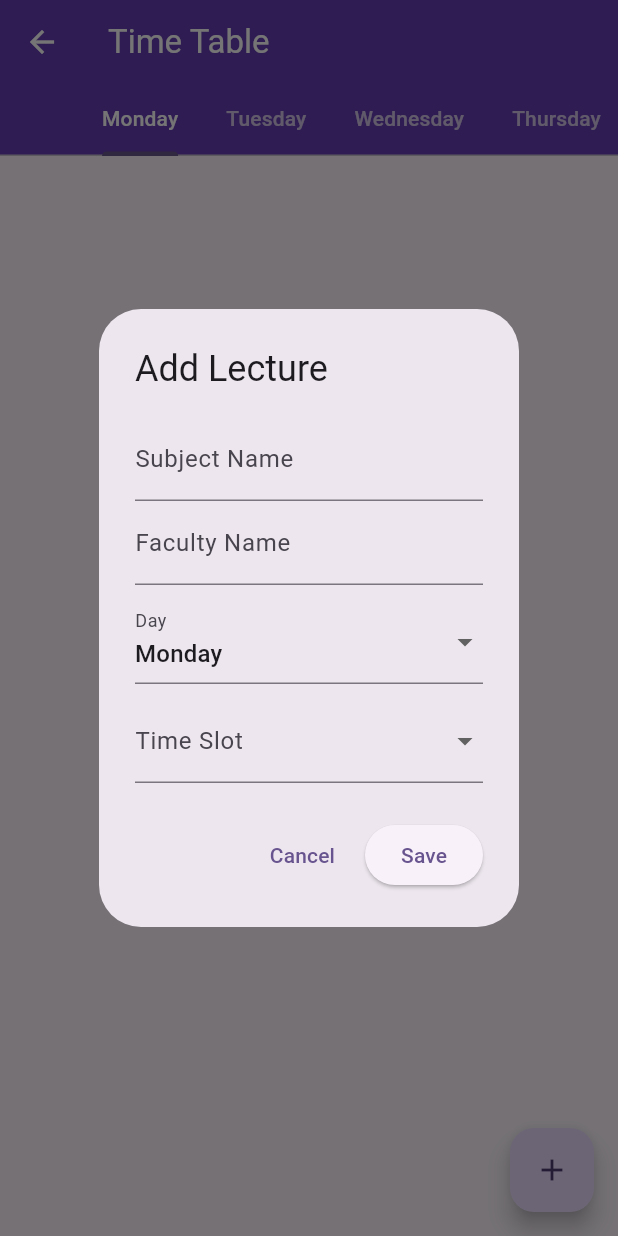
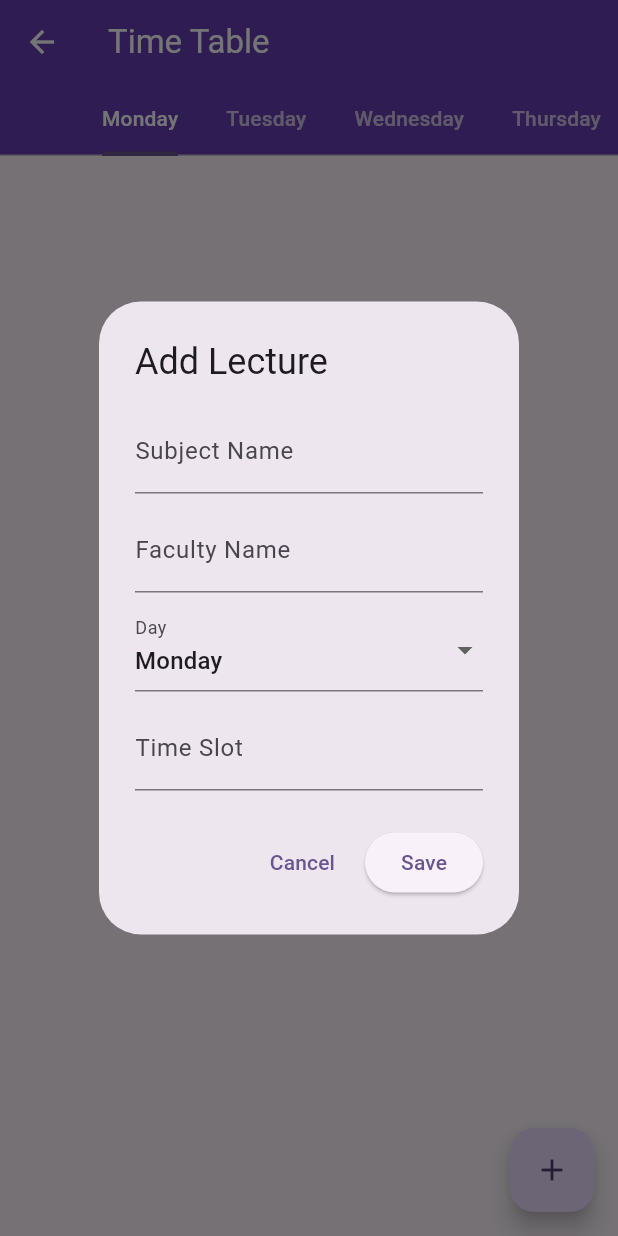
Before and after one commit to yashmakwana03/absent_message, a Flutter app: the TimeTableScreen screen opened directly, after a tap on the "add" icon, on a phone screen of 412 x 824 dp. Run offline on Flutter 3.47's test engine with Material 3 defaults, Android fonts, the phone set to English and light mode, and no system bars; our stand-ins replace shared_preferences, sqflite; accounts and stored records are empty.

Commit message:
user can now edit the time table

```diff
--- a/lib/screens/time_table_screen.dart
+++ b/lib/screens/time_table_screen.dart
@@ -36,18 +36,21 @@ class _TimeTableScreenState extends State<TimeTableScreen> with SingleTickerProv
         children: _days.map((day) => _DayScheduleView(day: day)).toList(),
       ),
       floatingActionButton: FloatingActionButton(
-        onPressed: () => _showAddLectureDialog(context),
+        // Add New Lecture
+        onPressed: () => _showLectureDialog(context, null),
         child: const Icon(Icons.add),
       ),
     );
   }
 
-  void _showAddLectureDialog(BuildContext context) {
+  // Unified function to show dialog for ADD or EDIT
+  void _showLectureDialog(BuildContext context, Map<String, dynamic>? existingLecture) {
     showDialog(
       context: context,
-      builder: (context) => AddLectureDialog(
+      builder: (context) => LectureDialog(
         initialDay: _days[_tabController.index],
-        onSave: () => setState(() {}), // Trigger rebuild to refresh list
+        existingLecture: existingLecture, // Pass null for Add, data for Edit
+        onSave: () => setState(() {}), // Refresh UI
       ),
     ).then((_) => setState(() {}));
   }
@@ -82,17 +85,41 @@ class _DayScheduleViewState extends State<_DayScheduleView> {
               margin: const EdgeInsets.symmetric(horizontal: 10, vertical: 5),
               child: ListTile(
                 leading: CircleAvatar(
-                  backgroundColor: Theme.of(context).colorScheme.primaryContainer,
-                  child: const Icon(Icons.class_, size: 20),
+                  backgroundColor: Theme.of(context).primaryColor.withOpacity(0.1),
+                  child: Icon(Icons.class_, size: 20, color: Theme.of(context).primaryColor),
                 ),
-                title: Text(lecture['subject']),
+                title: Text(lecture['subject'], style: const TextStyle(fontWeight: FontWeight.bold)),
                 subtitle: Text("${lecture['faculty']} (${lecture['timeSlot']})"),
-                trailing: IconButton(
-                  icon: Icon(Icons.delete, color: Theme.of(context).primaryColor),
-                  onPressed: () async {
-                    await DatabaseHelper.instance.deleteLecture(lecture['id']);
-                    setState(() {}); // Refresh list
-                  },
+
+                // You can still tap the whole card to edit if you want
+                onTap: () {
+                  context.findAncestorStateOfType<_TimeTableScreenState>()
+                      ?._showLectureDialog(context, lecture);
+                },
+
+                // --- CHANGED: Now shows Edit AND Delete icons ---
+                trailing: Row(
+                  mainAxisSize: MainAxisSize.min, // Important: Keeps the icons close together
+                  children: [
+                    // 1. Edit Button (Pencil)
+                    IconButton(
+                      icon: const Icon(Icons.edit, color: Colors.grey),
+                      tooltip: 'Edit Lecture',
+                      onPressed: () {
+                        context.findAncestorStateOfType<_TimeTableScreenState>()
+                            ?._showLectureDialog(context, lecture);
+                      },
+                    ),
+                    // 2. Delete Button (Trash)
+                    IconButton(
+                      icon: const Icon(Icons.delete, color: Colors.grey),
+                      tooltip: 'Delete Lecture',
+                      onPressed: () async {
+                        await DatabaseHelper.instance.deleteLecture(lecture['id']);
+                        setState(() {});
+                      },
+                    ),
+                  ],
                 ),
               ),
             );
@@ -103,45 +130,73 @@ class _DayScheduleViewState extends State<_DayScheduleView> {
   }
 }
 
-// --- ADD DIALOG (Adapted from your code) ---
-class AddLectureDialog extends StatefulWidget {
+// --- UNIFIED DIALOG (Handles both ADD and EDIT) ---
+class LectureDialog extends StatefulWidget {
   final String initialDay;
+  final Map<String, dynamic>? existingLecture; // If null -> Add Mode, Else -> Edit Mode
   final VoidCallback onSave;
 
-  const AddLectureDialog({super.key, required this.initialDay, required this.onSave});
+  const LectureDialog({
+    super.key,
+    required this.initialDay,
+    this.existingLecture,
+    required this.onSave
+  });
 
   @override
-  State<AddLectureDialog> createState() => _AddLectureDialogState();
+  State<LectureDialog> createState() => _LectureDialogState();
 }
 
-class _AddLectureDialogState extends State<AddLectureDialog> {
+class _LectureDialogState extends State<LectureDialog> {
   final _subjectController = TextEditingController();
   final _facultyController = TextEditingController();
+  final _timeController = TextEditingController(); // Changed to Controller for custom input
   String? _selectedDay;
-  String? _selectedTime;
 
   final List<String> _days = ['Monday', 'Tuesday', 'Wednesday', 'Thursday', 'Friday'];
-  final List<String> _timeSlots = [
-    '08:00-08:55', '08:55-09:45',
-    '10:00-10:50', '10:50-11:40',
-    '12:30-01:20', '01:20-02:10'
-  ];
 
   @override
   void initState() {
     super.initState();
-    _selectedDay = widget.initialDay;
+
+    if (widget.existingLecture != null) {
+      // --- EDIT MODE: Pre-fill data ---
+      _subjectController.text = widget.existingLecture!['subject'];
+      _facultyController.text = widget.existingLecture!['faculty'];
+      _timeController.text = widget.existingLecture!['timeSlot'];
+      _selectedDay = widget.existingLecture!['day'];
+    } else {
+      // --- ADD MODE: Defaults ---
+      _selectedDay = widget.initialDay;
+    }
   }
 
   Future<void> _save() async {
-    if (_subjectController.text.isEmpty || _selectedTime == null) return;
+    if (_subjectController.text.isEmpty || _timeController.text.isEmpty) return;
 
-    await DatabaseHelper.instance.createLecture({
+    final data = {
       'day': _selectedDay,
-      'timeSlot': _selectedTime,
+      'timeSlot': _timeController.text, // Save custom text
       'subject': _subjectController.text,
       'faculty': _facultyController.text,
-    });
+    };
+
+    if (widget.existingLecture == null) {
+      // CREATE
+      await DatabaseHelper.instance.createLecture(data);
+    } else {
+      // UPDATE (We need to add an update function to DatabaseHelper first, see below)
+      // For now, since update isn't in your helper, we do a trick: Delete & Re-create
+      // Ideally, add an update method to your DB helper.
+      // Assuming you might not have 'updateLecture', here is the workaround:
+
+      // Option A: If you added updateLecture(id, map) to helper:
+      // await DatabaseHelper.instance.updateLecture(widget.existingLecture!['id'], data);
+
+      // Option B: Delete old and Create new (Fastest fix without changing DB helper)
+      await DatabaseHelper.instance.deleteLecture(widget.existingLecture!['id']);
+      await DatabaseHelper.instance.createLecture(data);
+    }
 
     widget.onSave();
     if (mounted) Navigator.pop(context);
@@ -149,8 +204,10 @@ class _AddLectureDialogState extends State<AddLectureDialog> {
 
   @override
   Widget build(BuildContext context) {
+    bool isEdit = widget.existingLecture != null;
+
     return AlertDialog(
-      title: const Text('Add Lecture'),
+      title: Text(isEdit ? 'Edit Lecture' : 'Add Lecture'),
       content: SingleChildScrollView(
         child: Column(
           mainAxisSize: MainAxisSize.min,
@@ -159,11 +216,14 @@ class _AddLectureDialogState extends State<AddLectureDialog> {
               controller: _subjectController,
               decoration: const InputDecoration(labelText: 'Subject Name'),
             ),
+            const SizedBox(height: 10),
             TextField(
               controller: _facultyController,
               decoration: const InputDecoration(labelText: 'Faculty Name'),
             ),
             const SizedBox(height: 10),
+
+            // --- Day Dropdown ---
             DropdownButtonFormField(
               value: _selectedDay,
               items: _days.map((d) => DropdownMenuItem(value: d, child: Text(d))).toList(),
@@ -171,18 +231,21 @@ class _AddLectureDialogState extends State<AddLectureDialog> {
               decoration: const InputDecoration(labelText: 'Day'),
             ),
             const SizedBox(height: 10),
-            DropdownButtonFormField(
-              value: _selectedTime,
-              items: _timeSlots.map((t) => DropdownMenuItem(value: t, child: Text(t))).toList(),
-              onChanged: (val) => setState(() => _selectedTime = val as String?),
-              decoration: const InputDecoration(labelText: 'Time Slot'),
+
+            // --- Custom Time Input (TextField) ---
+            TextField(
+              controller: _timeController,
+              decoration: const InputDecoration(
+                labelText: 'Time Slot',
+                hintText: 'e.g. 10:30 - 11:30', // Hint for user
+              ),
             ),
           ],
         ),
       ),
       actions: [
         TextButton(onPressed: () => Navigator.pop(context), child: const Text('Cancel')),
-        ElevatedButton(onPressed: _save, child: const Text('Save')),
+        ElevatedButton(onPressed: _save, child: Text(isEdit ? 'Update' : 'Save')),
       ],
     );
   }
```
